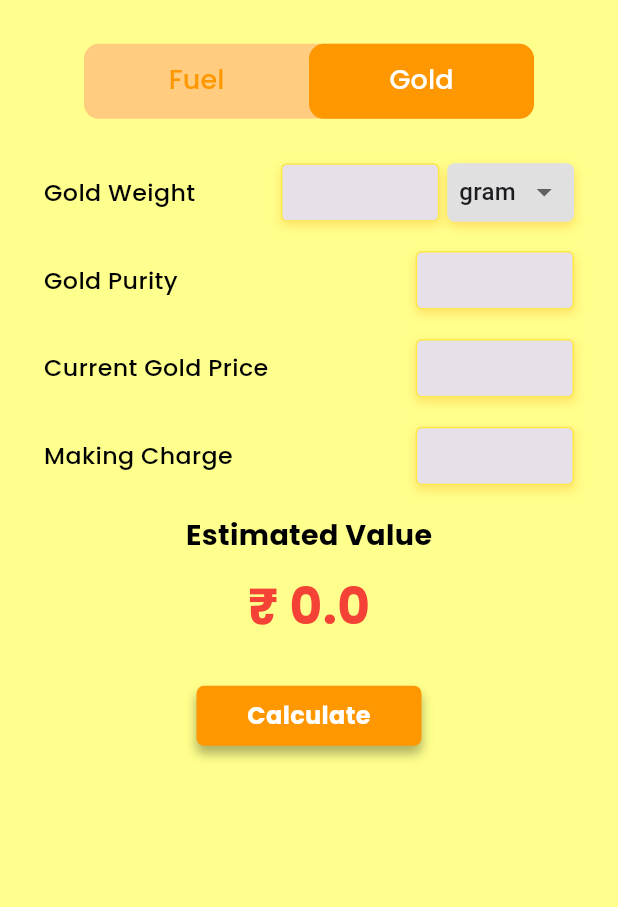
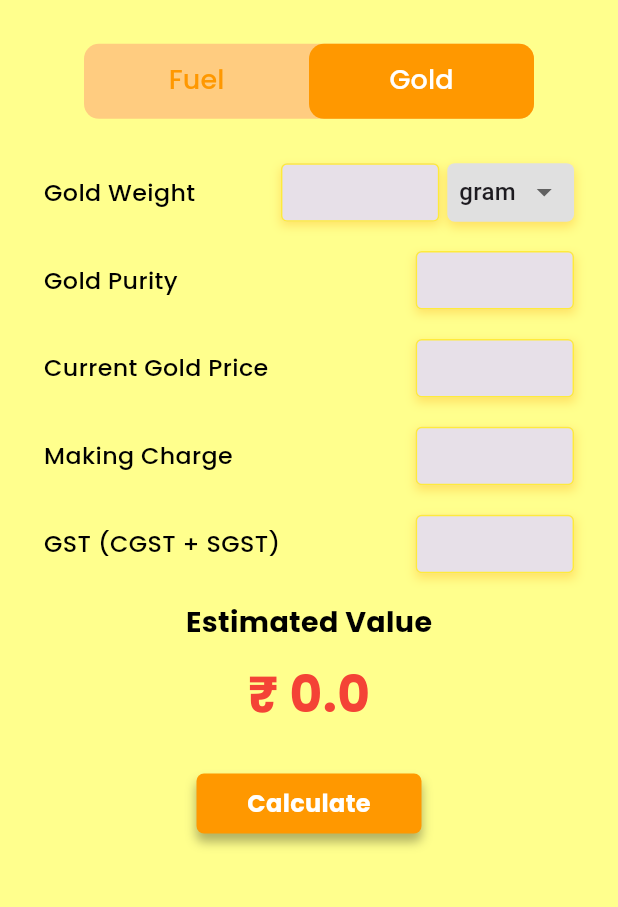
Before and after one commit to abh1navkrishna/fuel-gold-calculator, a Flutter app: the screen it shows after launch, tab 2 chosen, after a tap on "Calculate", on a phone screen of 412 x 824 dp, the part 101-1008 px from its top. Run offline on Flutter 3.47's test engine with Material 3 defaults, Android fonts, the phone set to English and light mode, and no system bars; our stand-ins replace flutter_screenutil, google_fonts.

Commit message:
first commit

```diff
--- a/lib/Screens/Gold Price Calculator.dart
+++ b/lib/Screens/Gold Price Calculator.dart
@@ -18,6 +18,8 @@ class _Gold_PriceState extends State<Gold_Price> {
   String calculationMethod = 'gram';
   double estimatedValue = 0.0;
   double makingcharge = 0.0;
+  double gstPercentage = 0;
+
 
   @override
   Widget build(BuildContext context) {
@@ -150,6 +152,26 @@ class _Gold_PriceState extends State<Gold_Price> {
                 ),
               ],
             ),
+            SizedBox(height: 20.h,),
+            Row(
+              mainAxisAlignment: MainAxisAlignment.spaceBetween,
+              children: [
+                AppText(
+                    text: 'GST (CGST + SGST)',
+                    size: 15,
+                    weight: FontWeight.w500,
+                    textcolor: Colors.black),
+                AppTextForm(
+                  focusColor: Colors.orange,
+                  enableColor: Colors.yellow,
+                  onChanged: (value) {
+                    setState(() {
+                      gstPercentage = double.tryParse(value) ?? 0;
+                    });
+                  },
+                ),
+              ],
+            ),
             SizedBox(
               height: 20.h,
             ),
@@ -172,14 +194,15 @@ class _Gold_PriceState extends State<Gold_Price> {
                 InkWell(
                     onTap: () {
                       setState(() {
-                        estimatedValue = calculationMethod == 'gram'
-                            ? goldWeight *
-                                (goldPurity / 24) *
-                                goldPrice +(makingcharge*goldWeight)
-                            : (goldWeight * 31.1035) *
-                                (goldPurity / 24) *
-                                goldPrice +(makingcharge*goldWeight);
+                        if (calculationMethod == 'gram') {
+                          estimatedValue = goldWeight * (goldPurity / 24) * goldPrice+(makingcharge*goldWeight);
+                        } else {
+                          estimatedValue = goldWeight * (goldPurity / 24) * goldPrice * 31.1035+(makingcharge*goldWeight);
+                        }
+                        estimatedValue *= (1 + gstPercentage / 100);
                       });
+
+
                     },
                     child: AppContainer(text: "Calculate")),
               ],
```
